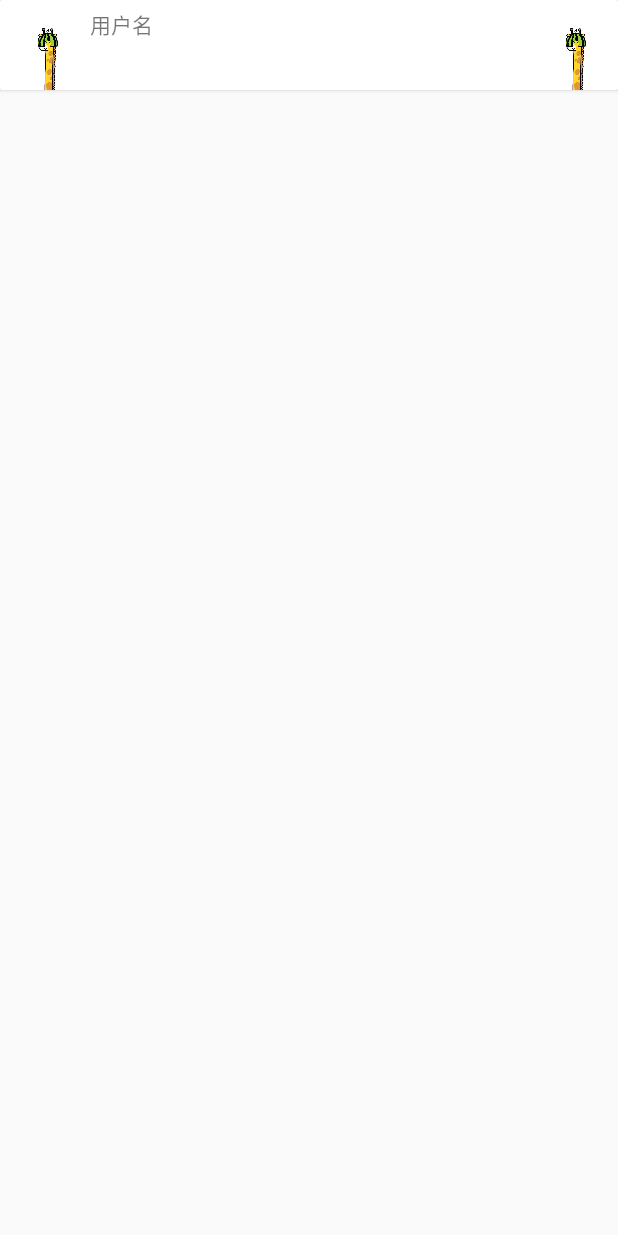
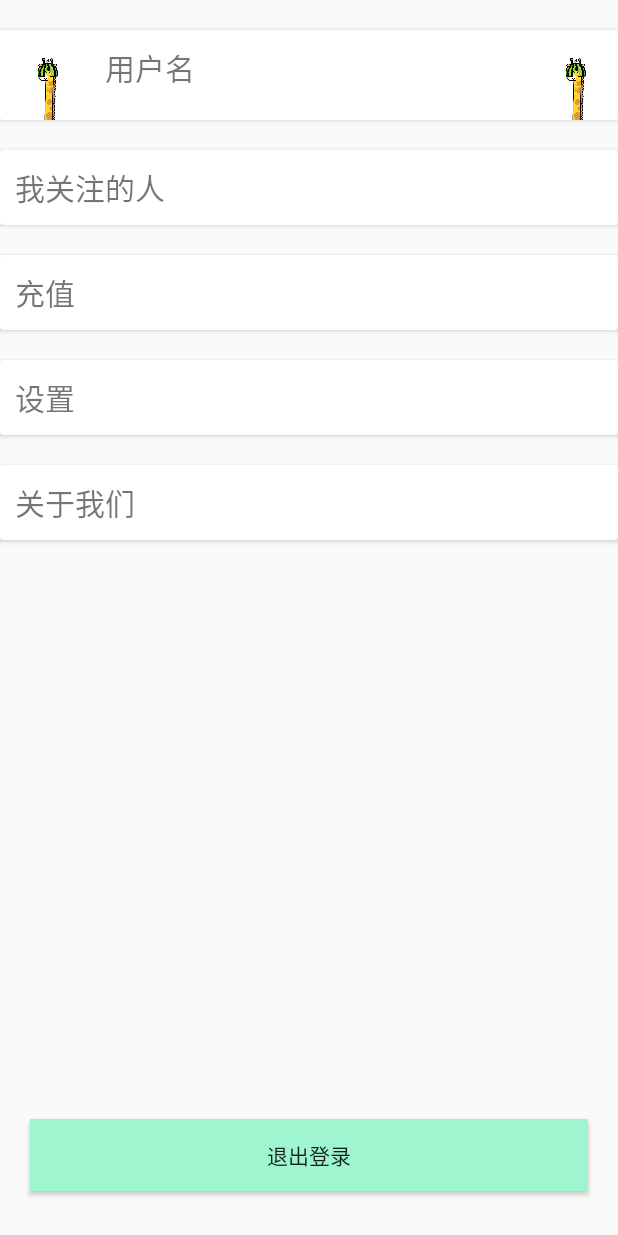
Before and after one commit to changer0/TuYou, an Android app: the fragment MineFragment shown on its own in the app's theme, on a phone screen of 412 x 824 dp. Run offline under Robolectric (Android 15) with nearby library versions, the light colour scheme and no system bars.

Commit message:
Mine界面布局完成

```diff
--- a/app/src/main/res/layout/activity_tu_you.xml
+++ b/app/src/main/res/layout/activity_tu_you.xml
@@ -15,12 +15,12 @@
         android:layout_width="match_parent"
         android:layout_height="match_parent"
         android:layout_above="@+id/main_rg"
-        android:background="#fff"
+        android:background="#eee"
         />
 
 
     <RadioGroup
-        android:background="#ddd"
+        android:background="#fff"
         android:id="@+id/main_rg"
         android:layout_width="match_parent"
         android:layout_height="wrap_content"
--- a/app/src/main/res/layout/fragment_mine.xml
+++ b/app/src/main/res/layout/fragment_mine.xml
@@ -1,12 +1,14 @@
-<LinearLayout
+<RelativeLayout
     xmlns:android="http://schemas.android.com/apk/res/android"
     xmlns:tools="http://schemas.android.com/tools"
     android:layout_width="match_parent"
     android:layout_height="match_parent"
-    android:orientation="vertical"
+    xmlns:app="http://schemas.android.com/apk/res-auto"
     tools:context="com.myxfd.tuyou.fragments.MineFragment">
 
     <android.support.v7.widget.CardView
+        android:id="@+id/mine_cv_1"
+        android:layout_marginTop="20dp"
         android:layout_width="match_parent"
         android:layout_height="wrap_content">
 
@@ -21,7 +23,8 @@
             <TextView
                 android:id="@+id/mine_iv_username"
                 android:text="用户名"
-                android:layout_marginTop="5dp"
+                android:padding="10dp"
+                android:textSize="20dp"
                 android:layout_toRightOf="@+id/mine_iv_icon"
                 android:layout_width="wrap_content"
                 android:layout_height="wrap_content"/>
@@ -35,7 +38,101 @@
 
     </android.support.v7.widget.CardView>
 
+    <android.support.v7.widget.CardView
+        android:id="@+id/mine_cv_2"
+        android:layout_below="@+id/mine_cv_1"
+        android:layout_width="match_parent"
+        android:layout_height="wrap_content"
+        android:layout_marginTop="20dp"
+        app:cardPreventCornerOverlap="true">
+
+        <RelativeLayout
+            android:layout_width="match_parent"
+            android:layout_height="wrap_content">
+            <TextView
+                android:text="我关注的人"
+                android:padding="10dp"
+                android:textSize="20dp"
+                android:layout_width="wrap_content"
+                android:layout_height="wrap_content"/>
+        </RelativeLayout>
+    </android.support.v7.widget.CardView>
+
+    <android.support.v7.widget.CardView
+        android:id="@+id/mine_cv_3"
+        android:layout_below="@+id/mine_cv_2"
+        android:layout_width="match_parent"
+        android:layout_height="wrap_content"
+        android:layout_marginTop="20dp"
+        app:cardPreventCornerOverlap="true">
+
+        <RelativeLayout
+            android:layout_width="match_parent"
+            android:layout_height="wrap_content">
+            <TextView
+                android:text="充值"
+                android:padding="10dp"
+                android:textSize="20dp"
+                android:layout_width="wrap_content"
+                android:layout_height="wrap_content"/>
+        </RelativeLayout>
+    </android.support.v7.widget.CardView>
+
+    <android.support.v7.widget.CardView
+        android:id="@+id/mine_cv_4"
+        android:layout_below="@+id/mine_cv_3"
+        android:layout_width="match_parent"
+        android:layout_height="wrap_content"
+        android:layout_marginTop="20dp"
+        app:cardPreventCornerOverlap="true">
+
+        <RelativeLayout
+            android:layout_width="match_parent"
+            android:layout_height="wrap_content">
+
+            <TextView
+                android:text="设置"
+                android:padding="10dp"
+                android:textSize="20dp"
+                android:layout_width="wrap_content"
+                android:layout_height="wrap_content"/>
+        </RelativeLayout>
+    </android.support.v7.widget.CardView>
+
+    <android.support.v7.widget.CardView
+        android:id="@+id/mine_cv_5"
+        android:layout_below="@+id/mine_cv_4"
+        android:layout_width="match_parent"
+        android:layout_height="wrap_content"
+        android:layout_marginTop="20dp"
+        app:cardPreventCornerOverlap="true">
+
+        <RelativeLayout
+            android:layout_width="match_parent"
+            android:layout_height="wrap_content">
+
+            <TextView
+                android:text="关于我们"
+                android:padding="10dp"
+                android:textSize="20dp"
+                android:layout_width="wrap_content"
+                android:layout_height="wrap_content"/>
+        </RelativeLayout>
+    </android.support.v7.widget.CardView>
+
+    <Button
+        android:id="@+id/reg_btn_register"
+        android:layout_width="match_parent"
+        android:layout_height="wrap_content"
+        android:layout_alignParentBottom="true"
+        android:layout_marginBottom="30dp"
+        android:layout_marginLeft="20dp"
+        android:layout_marginRight="20dp"
+        android:layout_marginTop="20dp"
+        android:background="@color/colorApp3"
+        android:text="退出登录"/>
 
 
 
-</LinearLayout>
+
+</RelativeLayout>
```
